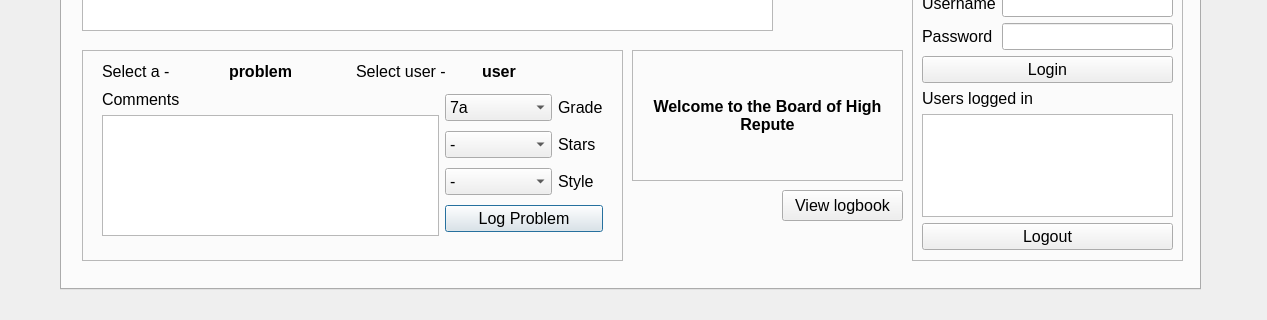
Before: the Qt Designer form DiscoBoard.ui in highrepute/LEDBoard, drawn with Qt 5; both pictures show x 0 to 1267 and y 591 to 911 of the 1267 by 911 pixel window.
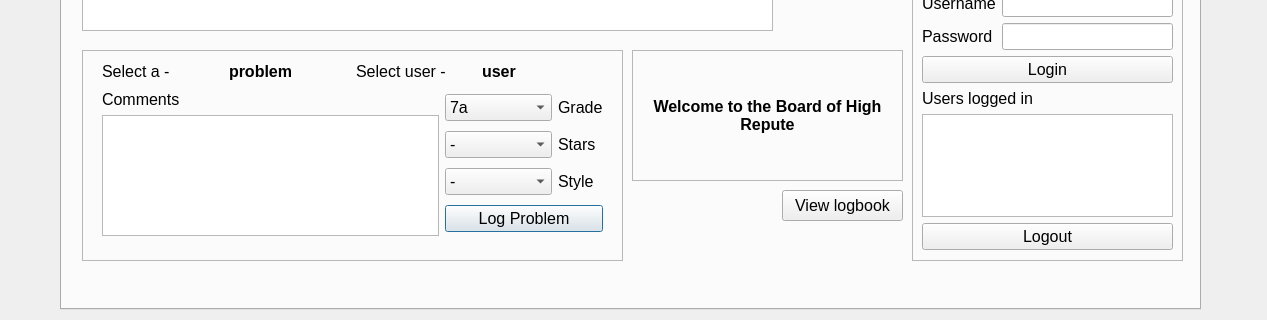
After: the same form once the commit is applied. The open tabs and pages were chosen to show the change.

What changed in the file:
```diff
--- a/DiscoBoard.ui
+++ b/DiscoBoard.ui
@@ -24,7 +24,7 @@
      <x>60</x>
      <y>110</y>
      <width>1141</width>
-     <height>771</height>
+     <height>791</height>
     </rect>
    </property>
    <property name="font">
```
Left out of the diff: 4 changed lines with no effect on the pictures.
